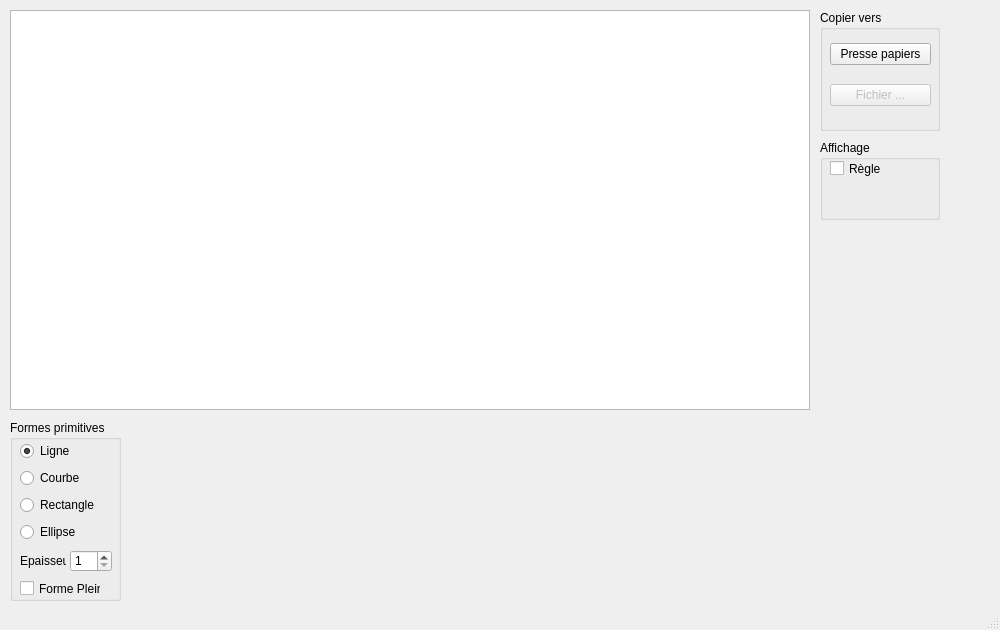
This is Aaaah/MainWindow.ui in Sahnvour/maaaahp-toolkit as Qt 5 draws it before an edit. The edited form follows.
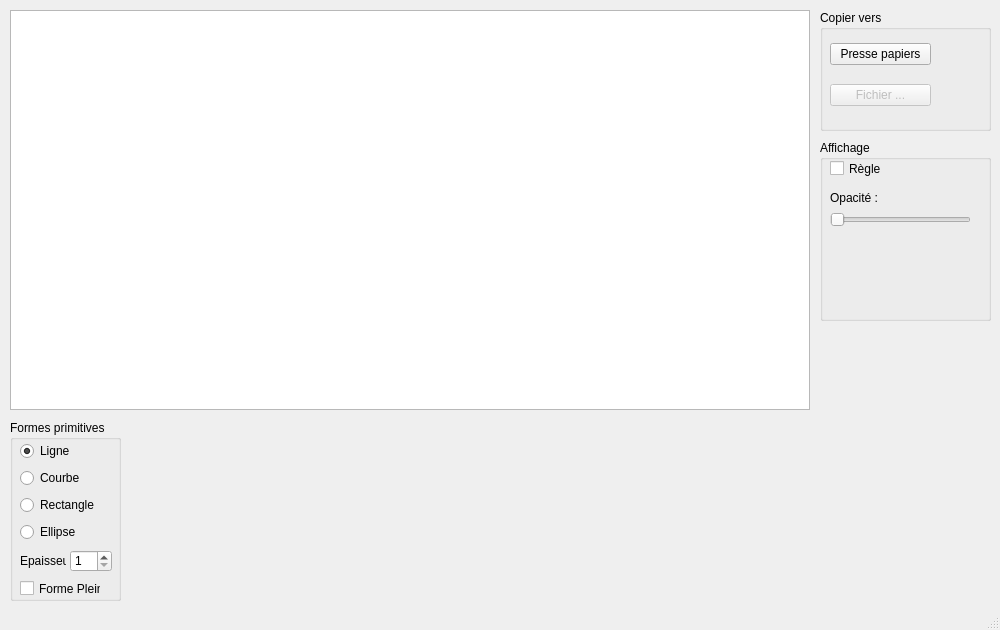
This is the edited form.

Commit message: shapes now have a preview while drawing, fixed the bad aliasing on shapes with thickness of 1, added opacity and shortcuts to change quality

```diff
--- a/Aaaah/MainWindow.ui
+++ b/Aaaah/MainWindow.ui
@@ -196,7 +196,7 @@
      <rect>
       <x>820</x>
       <y>10</y>
-      <width>120</width>
+      <width>171</width>
       <height>121</height>
      </rect>
     </property>
@@ -244,8 +244,8 @@
      <rect>
       <x>820</x>
       <y>140</y>
-      <width>120</width>
-      <height>80</height>
+      <width>171</width>
+      <height>181</height>
      </rect>
     </property>
     <property name="title">
@@ -264,6 +264,35 @@
       <string>Règle</string>
      </property>
     </widget>
+    <widget class="QSlider" name="opacity">
+     <property name="geometry">
+      <rect>
+       <x>10</x>
+       <y>70</y>
+       <width>141</width>
+       <height>20</height>
+      </rect>
+     </property>
+     <property name="maximum">
+      <number>90</number>
+     </property>
+     <property name="orientation">
+      <enum>Qt::Horizontal</enum>
+     </property>
+    </widget>
+    <widget class="QLabel" name="label_2">
+     <property name="geometry">
+      <rect>
+       <x>10</x>
+       <y>50</y>
+       <width>51</width>
+       <height>16</height>
+      </rect>
+     </property>
+     <property name="text">
+      <string>Opacité :</string>
+     </property>
+    </widget>
    </widget>
   </widget>
   <widget class="QMenuBar" name="menubar">
```
Left out of the diff: 2 changed lines with no effect on the pictures. The commit also changes 3 other files.
